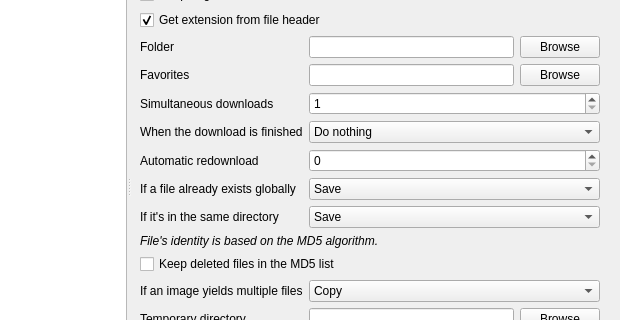
Above: src/gui/src/settings/options-window.ui from Bionus/imgbrd-grabber before the change; both pictures show x 127 to 747 and y 114 to 434 of the 747 by 628 pixel window. Below: the same form after it.
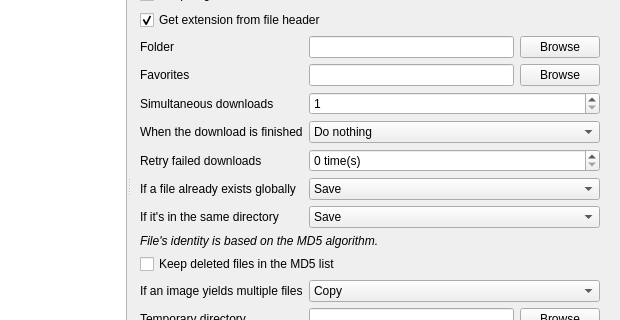
That is the form after the change. The open tabs and pages were chosen to show the change. Icons and pictures are not drawn.

Commit message: feat: improve wording for the retry downloads setting (fix #3138)

What changed in the file:
```diff
--- a/src/gui/src/settings/options-window.ui
+++ b/src/gui/src/settings/options-window.ui
@@ -896,12 +896,15 @@
         <item row="9" column="0">
          <widget class="QLabel" name="label_84">
           <property name="text">
-           <string>Automatic redownload</string>
+           <string>Retry failed downloads</string>
           </property>
          </widget>
         </item>
         <item row="9" column="1">
          <widget class="QSpinBox" name="spinAutomaticRetries">
+          <property name="suffix">
+           <string> time(s)</string>
+          </property>
           <property name="maximum">
            <number>100</number>
           </property>
```
